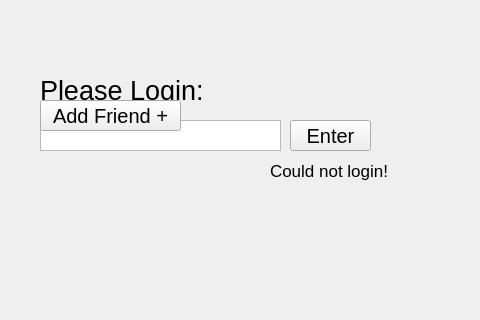
Old version of the form socialnetworkui.ui in the repository rileywong311/Social-Network-Project; both pictures show x 0 to 480 and y 0 to 320 of the 800 by 600 pixel window.
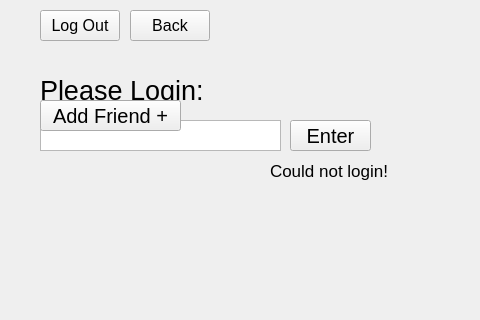
New version of the form.

Commit message: Add back button and log-out button

The edit to the form file:
```diff
--- a/socialnetworkui.ui
+++ b/socialnetworkui.ui
@@ -306,6 +306,42 @@
      <bool>false</bool>
     </attribute>
    </widget>
+   <widget class="QPushButton" name="backButton">
+    <property name="geometry">
+     <rect>
+      <x>130</x>
+      <y>10</y>
+      <width>80</width>
+      <height>31</height>
+     </rect>
+    </property>
+    <property name="font">
+     <font>
+      <pointsize>12</pointsize>
+     </font>
+    </property>
+    <property name="text">
+     <string>Back</string>
+    </property>
+   </widget>
+   <widget class="QPushButton" name="logOutButton">
+    <property name="geometry">
+     <rect>
+      <x>40</x>
+      <y>10</y>
+      <width>80</width>
+      <height>31</height>
+     </rect>
+    </property>
+    <property name="font">
+     <font>
+      <pointsize>12</pointsize>
+     </font>
+    </property>
+    <property name="text">
+     <string>Log Out</string>
+    </property>
+   </widget>
    <zorder>postsLabel</zorder>
    <zorder>friendInfoLabel</zorder>
    <zorder>loginTextEdit</zorder>
```
Left out of the diff: 2 changed lines with no effect on the pictures. The commit also changes 2 other files.
